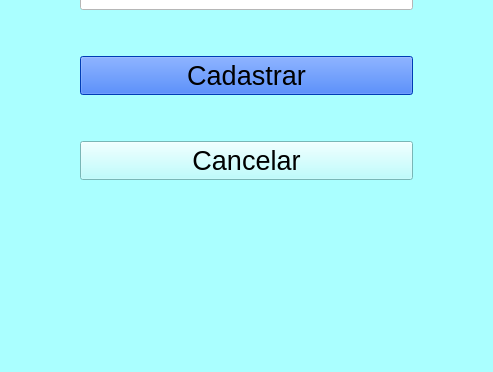
This is Telas/new_user.ui in AnandaAlbrecht/help-system as Qt 5 draws it before an edit; both pictures show x 264 to 757 and y 428 to 800 of the 1024 by 800 pixel window. The edited form follows.
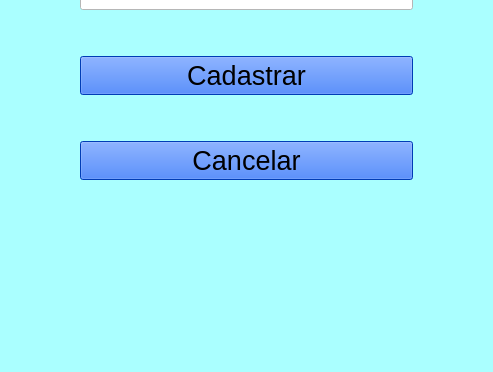
This is the edited form.

Commit message: Telas personalizadas

```diff
--- a/Telas/new_user.ui
+++ b/Telas/new_user.ui
@@ -230,6 +230,11 @@
              <bold>false</bold>
             </font>
            </property>
+           <property name="styleSheet">
+            <string notr="true">background-color: rgb(0, 85, 255);
+                    font: 20pt &quot;Consolas&quot;;
+            </string>
+           </property>
            <property name="text">
             <string>Cancelar</string>
            </property>
```
Left out of the diff: 12 changed lines with no effect on the pictures. The commit also changes 4 other files.
